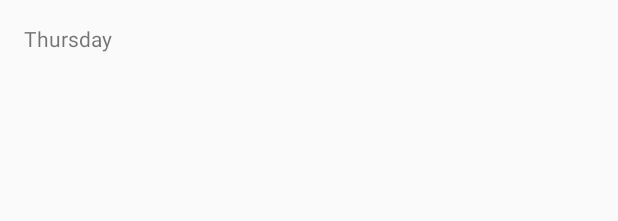
After one commit to shastaclokey1/AndroidAppDev, an Android app: the layout fragment_thursday.xml on its own in the app's theme, with its tools: preview values and no code run, on a phone screen of 412 x 824 dp. The commit adds this screen. Shown: the top 221 px of the screen. Run offline under Robolectric (Android 15) with nearby library versions, the phone set to English and light mode, and no system bars.

Commit message:
added all the days of the week to practice messing with the pager adapter class

```diff
--- a/ud839_ViewPager_Example-quiz/app/src/main/java/com/example/android/viewpager/MainActivity.java
+++ b/ud839_ViewPager_Example-quiz/app/src/main/java/com/example/android/viewpager/MainActivity.java
@@ -22,10 +22,12 @@ import android.support.v7.app.AppCompatActivity;
 /**
  * Displays a {@link ViewPager} where each page shows a different day of the week.
  */
-public class MainActivity extends AppCompatActivity {
+public class MainActivity extends AppCompatActivity
+{
 
     @Override
-    protected void onCreate(Bundle savedInstanceState) {
+    protected void onCreate(Bundle savedInstanceState)
+    {
         super.onCreate(savedInstanceState);
 
         // Set the content of the activity to use the activity_main.xml layout file
--- a/ud839_ViewPager_Example-quiz/app/src/main/java/com/example/android/viewpager/MondayFragment.java
+++ b/ud839_ViewPager_Example-quiz/app/src/main/java/com/example/android/viewpager/MondayFragment.java
@@ -24,10 +24,12 @@ import android.view.ViewGroup;
 /**
  * Fragment that displays "Monday".
  */
-public class MondayFragment extends Fragment {
+public class MondayFragment extends Fragment
+{
 
     @Override
-    public View onCreateView(LayoutInflater inflater, ViewGroup container, Bundle savedInstanceState) {
+    public View onCreateView(LayoutInflater inflater, ViewGroup container, Bundle savedInstanceState)
+    {
         return inflater.inflate(R.layout.fragment_monday, container, false);
     }
 }
--- a/ud839_ViewPager_Example-quiz/app/src/main/java/com/example/android/viewpager/TuesdayFragment.java
+++ b/ud839_ViewPager_Example-quiz/app/src/main/java/com/example/android/viewpager/TuesdayFragment.java
@@ -24,10 +24,12 @@ import android.view.ViewGroup;
 /**
  * Fragment that displays "Tuesday".
  */
-public class TuesdayFragment extends Fragment {
+public class TuesdayFragment extends Fragment
+{
 
     @Override
-    public View onCreateView(LayoutInflater inflater, ViewGroup container, Bundle savedInstanceState) {
+    public View onCreateView(LayoutInflater inflater, ViewGroup container, Bundle savedInstanceState)
+    {
         return inflater.inflate(R.layout.fragment_tuesday, container, false);
     }
 }
--- a/ud839_ViewPager_Example-quiz/app/src/main/java/com/example/android/viewpager/WednesdayFragment.java
+++ b/ud839_ViewPager_Example-quiz/app/src/main/java/com/example/android/viewpager/WednesdayFragment.java
@@ -24,10 +24,12 @@ import android.view.ViewGroup;
 /**
  * Fragment that displays "Wednesday".
  */
-public class WednesdayFragment extends Fragment {
+public class WednesdayFragment extends Fragment
+{
 
     @Override
-    public View onCreateView(LayoutInflater inflater, ViewGroup container, Bundle savedInstanceState) {
+    public View onCreateView(LayoutInflater inflater, ViewGroup container, Bundle savedInstanceState)
+    {
         return inflater.inflate(R.layout.fragment_wednesday, container, false);
     }
 }
--- /dev/null
+++ b/ud839_ViewPager_Example-quiz/app/src/main/res/layout/fragment_thursday.xml
@@ -0,0 +1,13 @@
+<?xml version="1.0" encoding="utf-8"?>
+<LinearLayout xmlns:android="http://schemas.android.com/apk/res/android"
+    android:layout_width="match_parent"
+    android:layout_height="match_parent"
+    android:orientation="vertical"
+    android:padding="16dp">
+
+    <TextView
+        android:layout_width="wrap_content"
+        android:layout_height="wrap_content"
+        android:text="Thursday" />
+
+</LinearLayout>
--- a/ud839_ViewPager_Example-quiz/build.gradle
+++ b/ud839_ViewPager_Example-quiz/build.gradle
@@ -5,7 +5,7 @@ buildscript {
         jcenter()
     }
     dependencies {
-        classpath 'com.android.tools.build:gradle:2.1.0'
+        classpath 'com.android.tools.build:gradle:3.0.1'
 
         // NOTE: Do not place your application dependencies here; they belong
         // in the individual module build.gradle files
```
Also changed, not shown: ud839_ViewPager_Example-quiz/app/src/main/java/com/example/android/viewpager/FridayFragment.java (added, +20 -0 lines), ud839_ViewPager_Example-quiz/app/src/main/java/com/example/android/viewpager/SimpleFragmentPagerAdapter.java (+12 -9 lines), ud839_ViewPager_Example-quiz/app/src/main/java/com/example/android/viewpager/ThursdayFragment.java (added, +20 -0 lines), ud839_ViewPager_Example-quiz/app/src/main/res/layout/fragment_friday.xml (added, +13 -0 lines), ud839_ViewPager_Example-quiz/gradle/wrapper/gradle-wrapper.properties.
